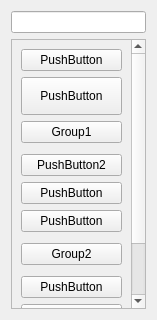
This is QtCreator/QtWidgetBasic/toolbox/toolbox.ui in rojarsmith/lab as Qt 5 draws it before an edit. The edited form follows.
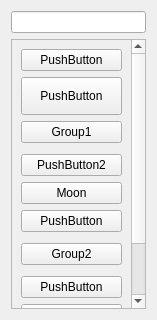
This is the edited form. Custom widgets are drawn as their Qt base class.

Commit message: +Add right button lock.

What changed in the file:
```diff
--- a/QtCreator/QtWidgetBasic/toolbox/toolbox.ui
+++ b/QtCreator/QtWidgetBasic/toolbox/toolbox.ui
@@ -27,8 +27,8 @@
        <rect>
         <x>0</x>
         <y>0</y>
-        <width>120</width>
-        <height>350</height>
+        <width>123</width>
+        <height>346</height>
        </rect>
       </property>
       <layout class="QVBoxLayout" name="verticalLayout_2">
@@ -83,7 +83,7 @@
          <item>
           <widget class="QImageToggleButton" name="pushButton_6">
            <property name="text">
-            <string>PushButton</string>
+            <string>Moon</string>
            </property>
           </widget>
          </item>
```
The commit also changes 1 other file.
